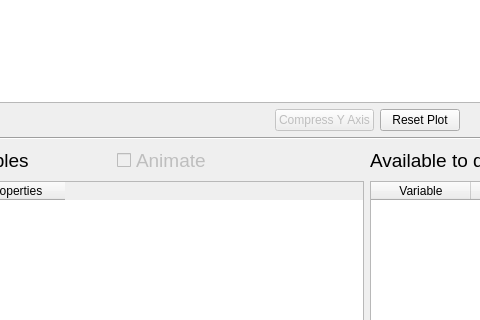
Above: ui/uiPlotView.ui from solopilot/TelemetryPlot before the change; both pictures show x 145 to 625 and y 228 to 548 of the 1024 by 661 pixel window. Below: the same form after it.
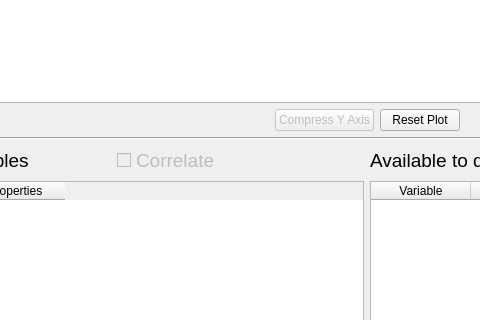
That is the form after the change. Custom widgets are drawn as their Qt base class.

Diff of the .ui file:
```diff
--- a/ui/uiPlotView.ui
+++ b/ui/uiPlotView.ui
@@ -161,7 +161,7 @@
                <string>&lt;html&gt;&lt;head/&gt;&lt;body&gt;&lt;p&gt;Come back later for this&lt;/p&gt;&lt;/body&gt;&lt;/html&gt;</string>
               </property>
               <property name="text">
-               <string>Animate</string>
+               <string>Correlate</string>
               </property>
              </widget>
             </item>
```
